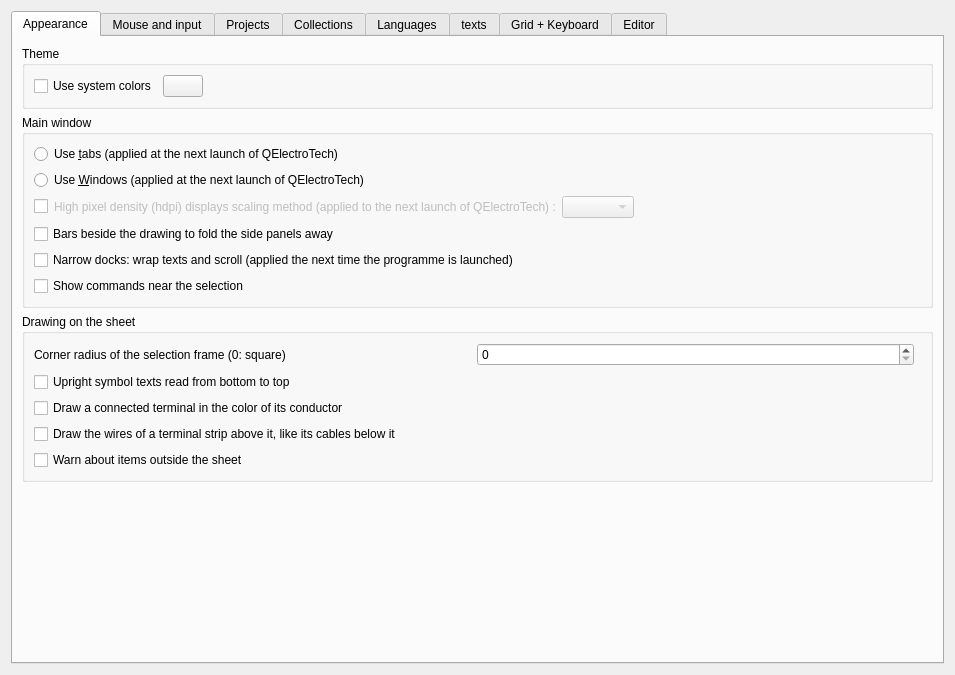
This is sources/ui/configpage/generalconfigurationpage.ui in qelectrotech/qelectrotech-source-mirror as Qt 5 draws it before an edit. The edited form follows.
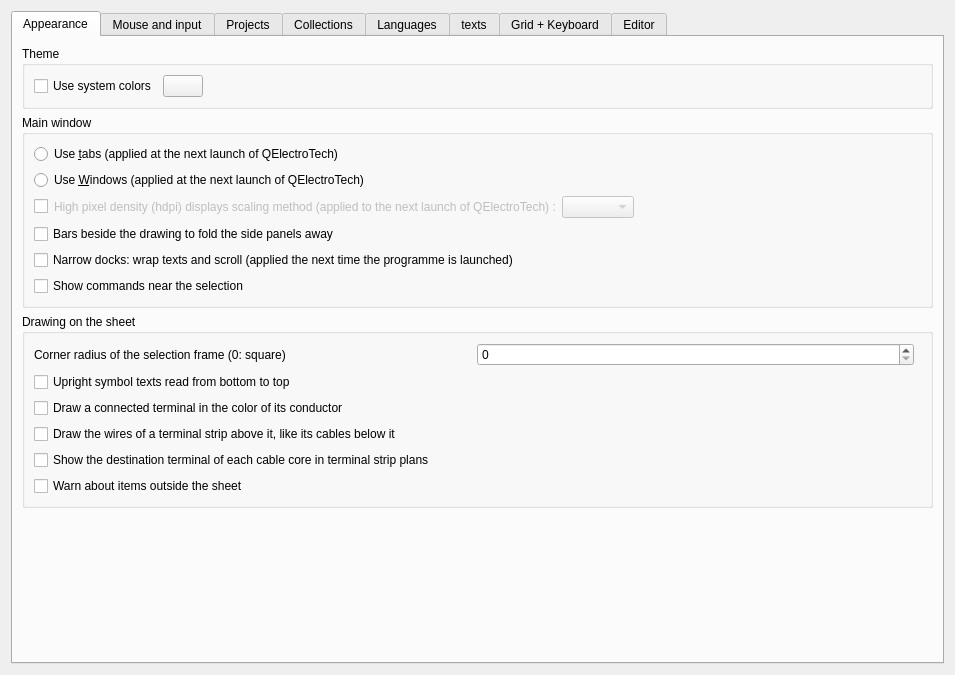
This is the edited form. Custom widgets are drawn as their Qt base class.

Commit message:
Show the destination of each cable core in terminal strip plans
Add an appearance option to label each connected core with its device and terminal. Follow the assigned core through reports and junctions, and size the existing destination box for the resulting lines.

Diff of the .ui file:
```diff
--- a/sources/ui/configpage/generalconfigurationpage.ui
+++ b/sources/ui/configpage/generalconfigurationpage.ui
@@ -233,6 +233,16 @@
             </property>
            </widget>
           </item>
+          <item>
+           <widget class="QCheckBox" name="m_strip_cable_core_targets">
+            <property name="text">
+             <string>Show the destination terminal of each cable core in terminal strip plans</string>
+            </property>
+            <property name="toolTip">
+             <string>Show the destination device and terminal for each connected core in the cable's destination box.</string>
+            </property>
+           </widget>
+          </item>
           <item>
            <widget class="QCheckBox" name="m_warn_outside_sheet_cb">
             <property name="toolTip">
```
Left out of the diff: 1 changed line with no effect on the pictures. The commit also changes 13 other files.
